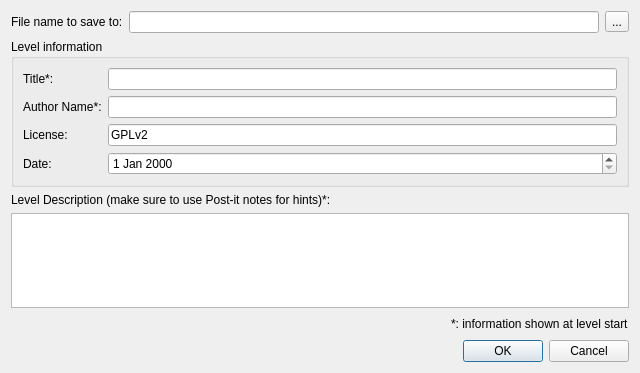
Qt form src/view/SaveLevelInfo.ui (the-butterfly-effect/tbe) before a commit.
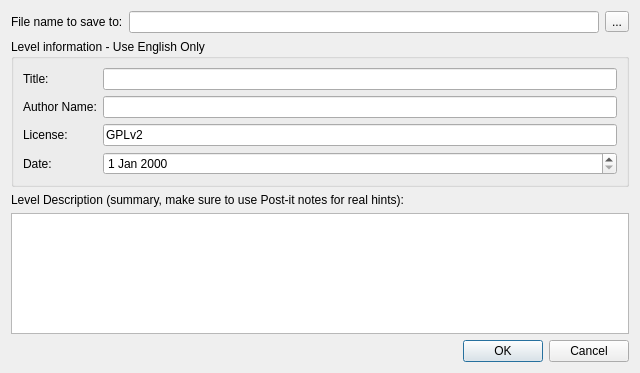
The same form after that commit.

Commit message:
Make SaveLevelInfo more i18n "unaware" - if it exists and the English Name/Description is changed, all i18n for both will be cleared.
This completes ticket:130.

What changed in the file:
```diff
--- a/src/view/SaveLevelInfo.ui
+++ b/src/view/SaveLevelInfo.ui
@@ -45,13 +45,13 @@
    <item>
     <widget class="QGroupBox" name="groupBox">
      <property name="title">
-      <string>Level information</string>
+      <string>Level information - Use English Only</string>
      </property>
      <layout class="QGridLayout" name="gridLayout">
       <item row="0" column="0">
        <widget class="QLabel" name="label_2">
         <property name="text">
-         <string>Title*:</string>
+         <string>Title:</string>
         </property>
        </widget>
       </item>
@@ -68,7 +68,7 @@
       <item row="1" column="0">
        <widget class="QLabel" name="label_3">
         <property name="text">
-         <string>Author Name*:</string>
+         <string>Author Name:</string>
         </property>
        </widget>
       </item>
@@ -112,37 +112,13 @@
    <item>
     <widget class="QLabel" name="label_10">
      <property name="text">
-	  <string>Level Description (make sure to use Post-it notes for hints)*:</string>
+      <string>Level Description (summary, make sure to use Post-it notes for real hints):</string>
      </property>
     </widget>
    </item>
    <item>
     <widget class="QTextEdit" name="theLevelDescriptionField"/>
    </item>
-   <item>
-    <layout class="QHBoxLayout" name="horizontalLayout_2">
-     <item>
-      <spacer name="horizontalSpacer">
-       <property name="orientation">
-        <enum>Qt::Horizontal</enum>
-       </property>
-       <property name="sizeHint" stdset="0">
-        <size>
-         <width>40</width>
-         <height>20</height>
-        </size>
-       </property>
-      </spacer>
-     </item>
-     <item>
-      <widget class="QLabel" name="label_8">
-       <property name="text">
-        <string>*: information shown at level start</string>
-       </property>
-      </widget>
-     </item>
-    </layout>
-   </item>
    <item>
     <widget class="QDialogButtonBox" name="buttonBox">
      <property name="orientation">
```
Left out of the diff: 10 changed lines with no effect on the pictures. The commit also changes 3 other files.
